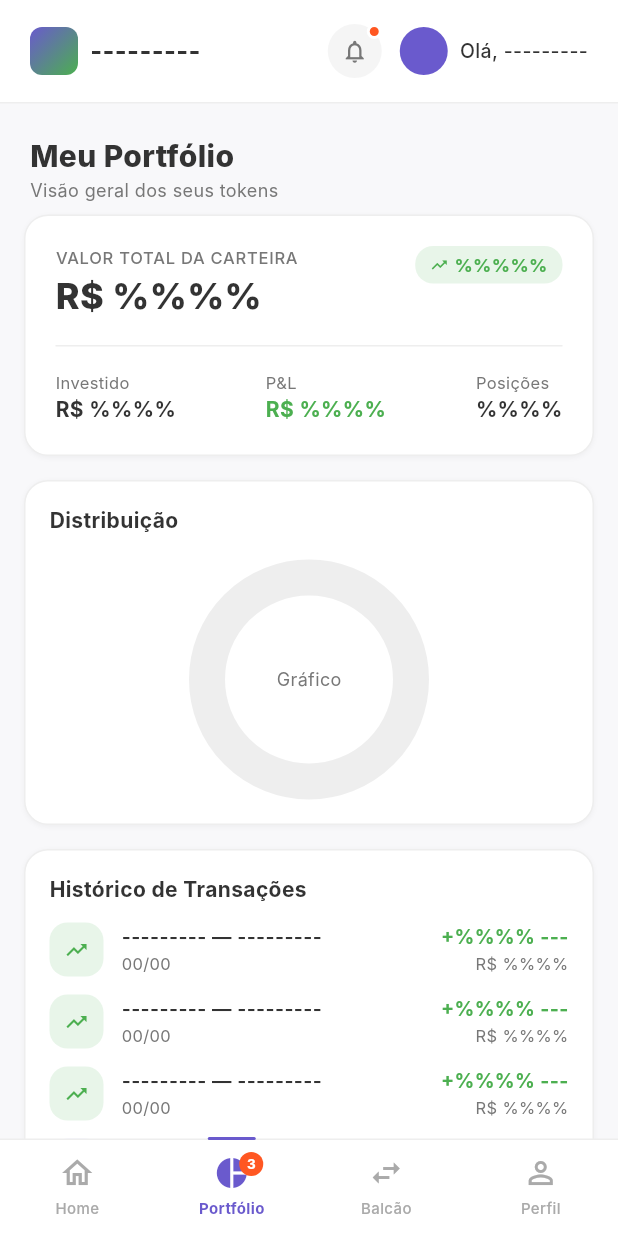
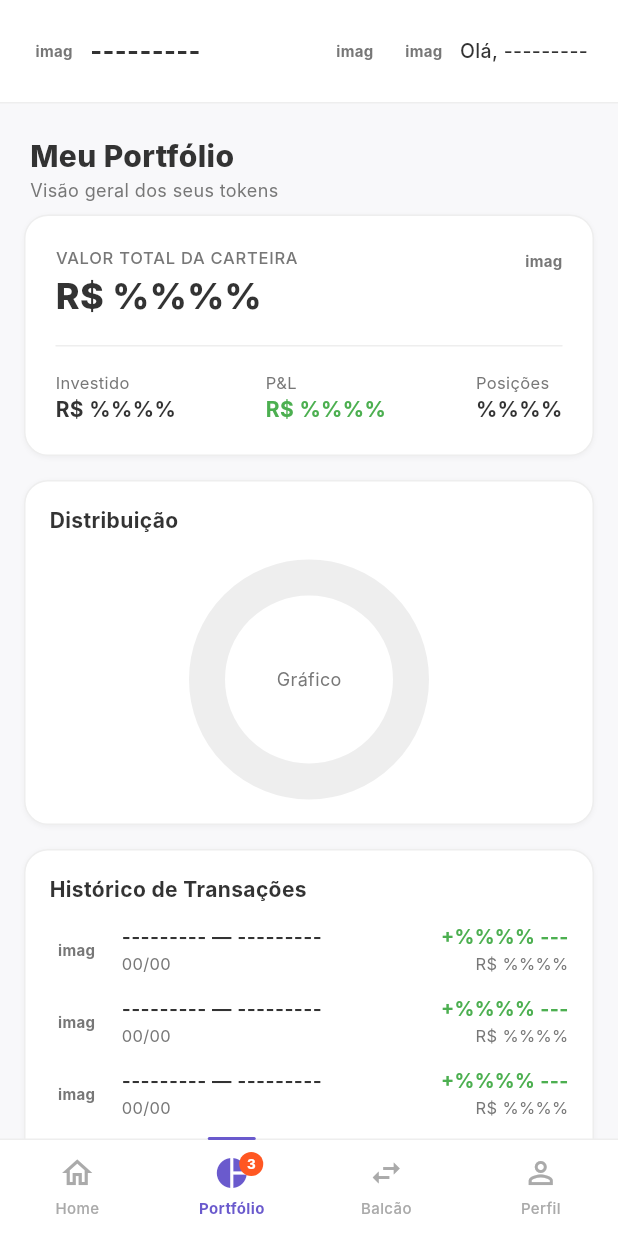
Before and after one commit to eduardokairalla1/ES-PI3-2026-T0103-G16, a Flutter app: the screen it shows after launch, item 2 of the bottom bar chosen, on a phone screen of 412 x 824 dp. Run offline on Flutter 3.47's test engine with Material 3 defaults, Android fonts, the phone set to English and light mode, and no system bars; our stand-ins replace firebase_core; accounts and stored records are empty; Roboto replaces fonts that are missing (Inter).

Commit message:
Estrutura Inicial de Aba - Finalizado

```diff
--- a/frontend/app/lib/components/portfolio_page.dart
+++ b/frontend/app/lib/components/portfolio_page.dart
@@ -91,28 +91,20 @@ class PortfolioPage extends StatelessWidget {
                         ),
                       ],
                     ),
-                    Container(
-                      padding: const EdgeInsets.symmetric(horizontal: 10, vertical: 4),
-                      decoration: BoxDecoration(
-                        color: const Color(0xFFE8F5E9),
-                        borderRadius: BorderRadius.circular(12),
-                      ),
-                      child: Row(
-                        children: const [
-                          Icon(Icons.trending_up, size: 12, color: Color(0xFF4CAF50)),
-                          SizedBox(width: 4),
-                          Text(
-                            '%%%%%',
+                      const SizedBox(
+                        height: 20,
+                        child: Center(
+                          child: Text(
+                            'imag',
                             style: TextStyle(
-                              color: Color(0xFF4CAF50),
                               fontFamily: 'Inter',
-                              fontSize: 12,
-                              fontWeight: FontWeight.w700,
+                              fontSize: 10,
+                              color: Color(0xFF777777),
+                              fontWeight: FontWeight.bold,
                             ),
                           ),
-                        ],
+                        ),
                       ),
-                    ),
                   ],
                 ),
                 const SizedBox(height: 16),
@@ -240,17 +232,19 @@ class PortfolioPage extends StatelessWidget {
                       padding: const EdgeInsets.only(bottom: 12),
                       child: Row(
                         children: [
-                          Container(
+                          const SizedBox(
                             width: 36,
                             height: 36,
-                            decoration: BoxDecoration(
-                              color: isBuy ? const Color(0xFFE8F5E9) : const Color(0xFFF0EEFF),
-                              borderRadius: BorderRadius.circular(12),
-                            ),
-                            child: Icon(
-                              isBuy ? Icons.trending_up : Icons.trending_down,
-                              size: 16,
-                              color: isBuy ? const Color(0xFF4CAF50) : const Color(0xFF6A5ACD),
+                            child: Center(
+                              child: Text(
+                                'imag',
+                                style: TextStyle(
+                                  fontFamily: 'Inter',
+                                  fontSize: 10,
+                                  color: Color(0xFF777777),
+                                  fontWeight: FontWeight.bold,
+                                ),
+                              ),
                             ),
                           ),
                           const SizedBox(width: 12),
--- a/frontend/app/lib/components/top_bar.dart
+++ b/frontend/app/lib/components/top_bar.dart
@@ -19,24 +19,18 @@ class TopBar extends StatelessWidget {
           // Logo
           Row(
             children: [
-              Container(
+              const SizedBox(
                 width: 32,
                 height: 32,
-                decoration: BoxDecoration(
-                  borderRadius: BorderRadius.circular(8),
-                  gradient: const LinearGradient(
-                    colors: [Color(0xFF6A5ACD), Color(0xFF4CAF50)],
-                    begin: Alignment.topLeft,
-                    end: Alignment.bottomRight,
-                  ),
-                ),
-                alignment: Alignment.center,
-                child: const Text(
-                  ' ',
-                  style: TextStyle(
-                    color: Colors.white,
-                    fontWeight: FontWeight.bold,
-                    fontSize: 13,
+                child: Center(
+                  child: Text(
+                    'imag',
+                    style: TextStyle(
+                      fontFamily: 'Inter',
+                      fontSize: 10,
+                      color: Color(0xFF777777),
+                      fontWeight: FontWeight.bold,
+                    ),
                   ),
                 ),
               ),
@@ -55,50 +49,36 @@ class TopBar extends StatelessWidget {
           // Right side
           Row(
             children: [
-              Stack(
-                children: [
-                  Container(
+                  const SizedBox(
                     width: 36,
                     height: 36,
-                    decoration: const BoxDecoration(
-                      shape: BoxShape.circle,
-                      color: Color(0xFFF5F5F5),
-                    ),
-                    alignment: Alignment.center,
-                    child: const Icon(Icons.notifications_outlined, size: 18, color: Color(0xFF777777)),
-                  ),
-                  Positioned(
-                    top: 0,
-                    right: 0,
-                    child: Container(
-                      width: 10,
-                      height: 10,
-                      decoration: BoxDecoration(
-                        shape: BoxShape.circle,
-                        color: const Color(0xFFFF5722),
-                        border: Border.all(color: Colors.white, width: 2),
+                    child: Center(
+                      child: Text(
+                        'imag',
+                        style: TextStyle(
+                          fontFamily: 'Inter',
+                          fontSize: 10,
+                          color: Color(0xFF777777),
+                          fontWeight: FontWeight.bold,
+                        ),
                       ),
                     ),
                   ),
-                ],
-              ),
               const SizedBox(width: 12),
               Row(
                 children: [
-                  Container(
+                  const SizedBox(
                     width: 32,
                     height: 32,
-                    decoration: const BoxDecoration(
-                      shape: BoxShape.circle,
-                      color: Color(0xFF6A5ACD),
-                    ),
-                    alignment: Alignment.center,
-                    child: const Text(
-                      ' ',
-                      style: TextStyle(
-                        color: Colors.white,
-                        fontWeight: FontWeight.w600,
-                        fontSize: 13,
+                    child: Center(
+                      child: Text(
+                        'imag',
+                        style: TextStyle(
+                          fontFamily: 'Inter',
+                          fontSize: 10,
+                          color: Color(0xFF777777),
+                          fontWeight: FontWeight.bold,
+                        ),
                       ),
                     ),
                   ),
```
